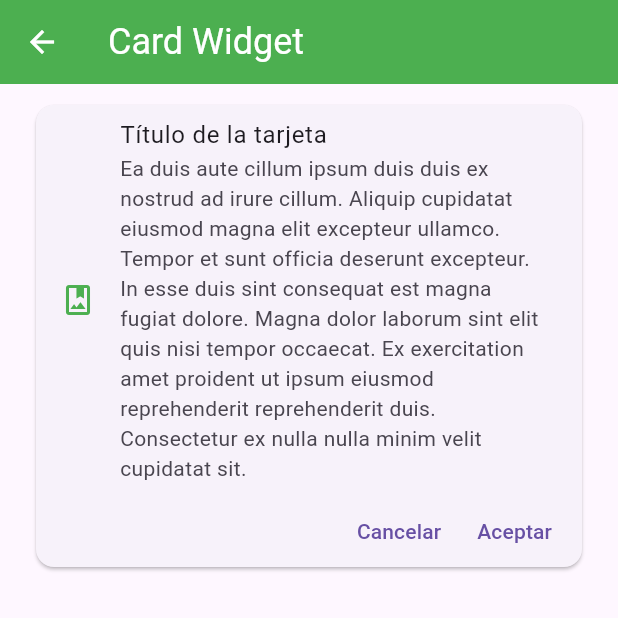
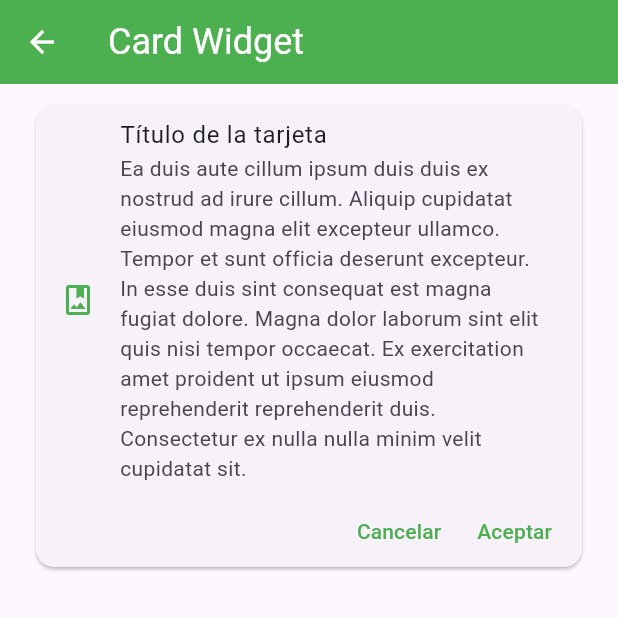
Before and after one commit to Javvii15/fl_components, a Flutter app: the CardScreen screen opened by its route, on a phone screen of 412 x 824 dp, the top half of it. Run offline on Flutter 3.47's test engine with Material 3 defaults, Android fonts, the phone set to English and light mode, and no system bars.

Commit message:
color letras boton

```diff
--- a/fl_components/lib/theme/app_theme.dart
+++ b/fl_components/lib/theme/app_theme.dart
@@ -12,8 +12,13 @@ class AppTheme {
           titleTextStyle: TextStyle(color: Colors.white, fontSize: 24),
           iconTheme: IconThemeData(color: Colors.white)
         ),
+        //ListTile Theme
         listTileTheme: const ListTileThemeData(
           iconColor: primary,
+        ),
+        //TextButton Theme
+        textButtonTheme: TextButtonThemeData(
+          style: TextButton.styleFrom(foregroundColor: primary)
         )
   );
 
```
